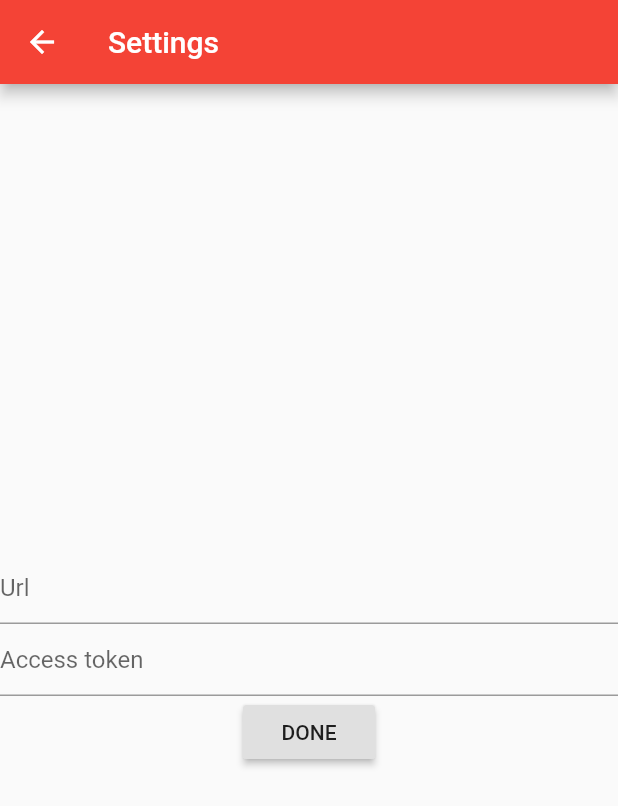
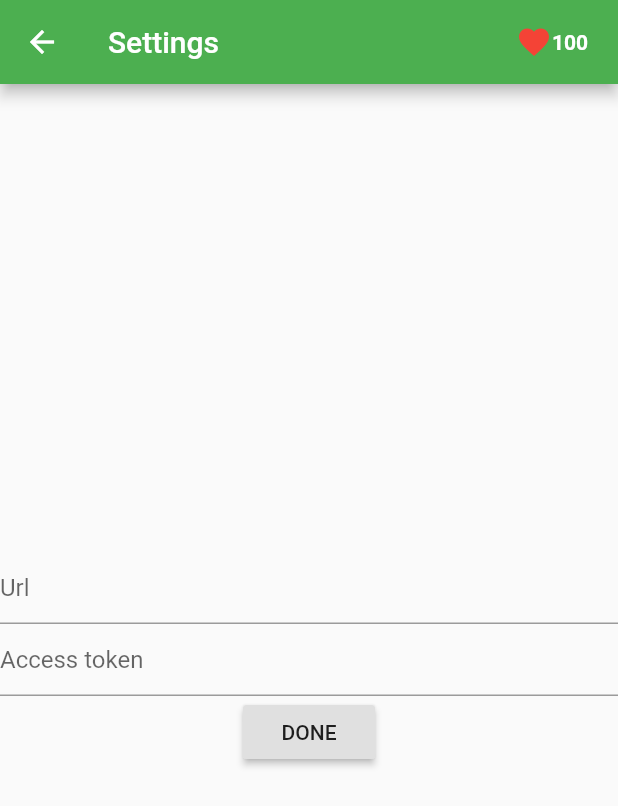
Before and after one commit to johncallahan/quiznoob-flutter, a Flutter app: the screen it shows after launch, after a tap on the "settings" icon, on a phone screen of 412 x 824 dp. Shown: the top 806 px of the screen. Run offline on Flutter 3.47's test engine with Material 2 defaults, Android fonts, the phone set to English and light mode, and no system bars; our stand-ins replace shared_preferences; network calls fail.

Commit message:
worflow with heart count display (but not wired up yet)

```diff
--- a/lib/AppSettings.dart
+++ b/lib/AppSettings.dart
@@ -42,7 +42,19 @@ class _AppSettingsState extends State<AppSettings> {
   @override
   Widget build(BuildContext context) {
     return new Scaffold(
-      appBar: new AppBar(title: new Text("Settings"), backgroundColor: Colors.red),
+      appBar: new AppBar(
+        title: new Text("Settings"),
+	backgroundColor: Colors.green,
+        actions: <Widget>[
+	  new FlatButton(
+	    child: new Row(
+	      children: <Widget>[
+	        new Icon(Icons.favorite, color: Colors.red),
+	        new Text("100", style: new TextStyle(color: Colors.white, fontWeight: FontWeight.bold)),
+	    ])
+	  ),
+        ]
+      ),
       body: new Container(
         child: new Center(
           child: new Column(
--- a/lib/Subjects.dart
+++ b/lib/Subjects.dart
@@ -57,6 +57,13 @@ class Subjects extends StatelessWidget {
         title: new Text("Subjects"),
         backgroundColor: Colors.green,
         actions: <Widget>[
+	  new FlatButton(
+	    child: new Row(
+	      children: <Widget>[
+	      new Icon(Icons.favorite, color: Colors.red),
+	      new Text("100", style: new TextStyle(color: Colors.white, fontWeight: FontWeight.bold)),
+	    ])
+	  ),
           new IconButton(
    	    icon: new Icon(Icons.settings),
 	    tooltip: 'Settings',
--- a/lib/model/Attempt.dart
+++ b/lib/model/Attempt.dart
@@ -1,5 +1,6 @@
 class Attempt {
   int id;
   bool result;
-  Attempt(this.id,this.result);
+  int answer_id;
+  Attempt(this.id,this.result,this.answer_id);
 }
--- a/lib/model/Question.dart
+++ b/lib/model/Question.dart
@@ -1,6 +1,7 @@
 class Question {
   int id;
   String name;
+  int answer_id;
 
-  Question(this.id, this.name);
+  Question(this.id, this.name, this.answer_id);
 }
```
Also changed, not shown: lib/Congrats.dart (+11 -1 lines), lib/HomePage.dart (+10 -0 lines), lib/QuestionPage.dart (+26 -15 lines), lib/QuizPage.dart (+10 -0 lines).
